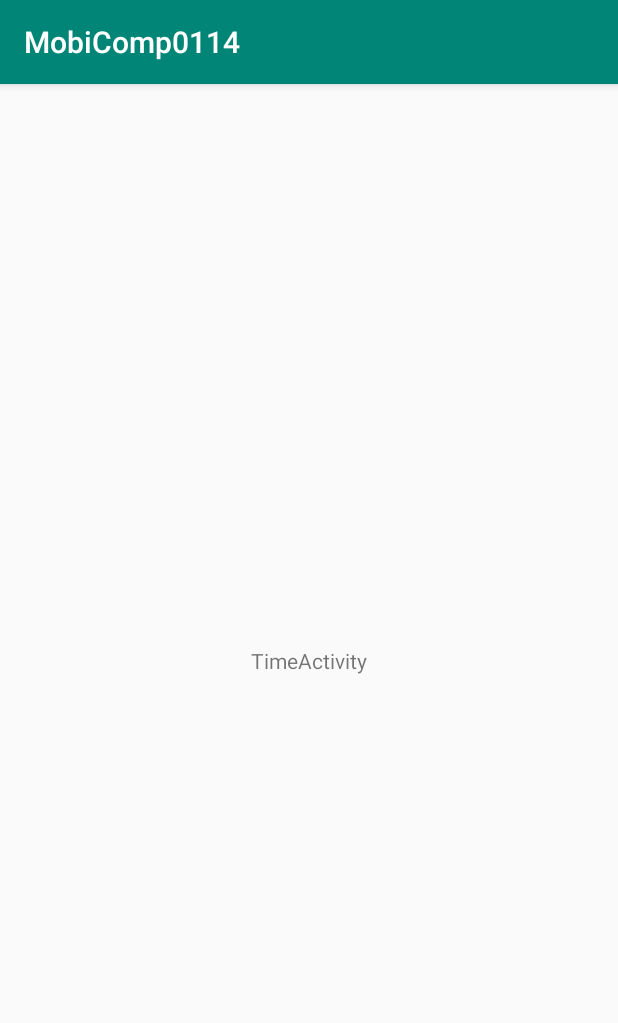
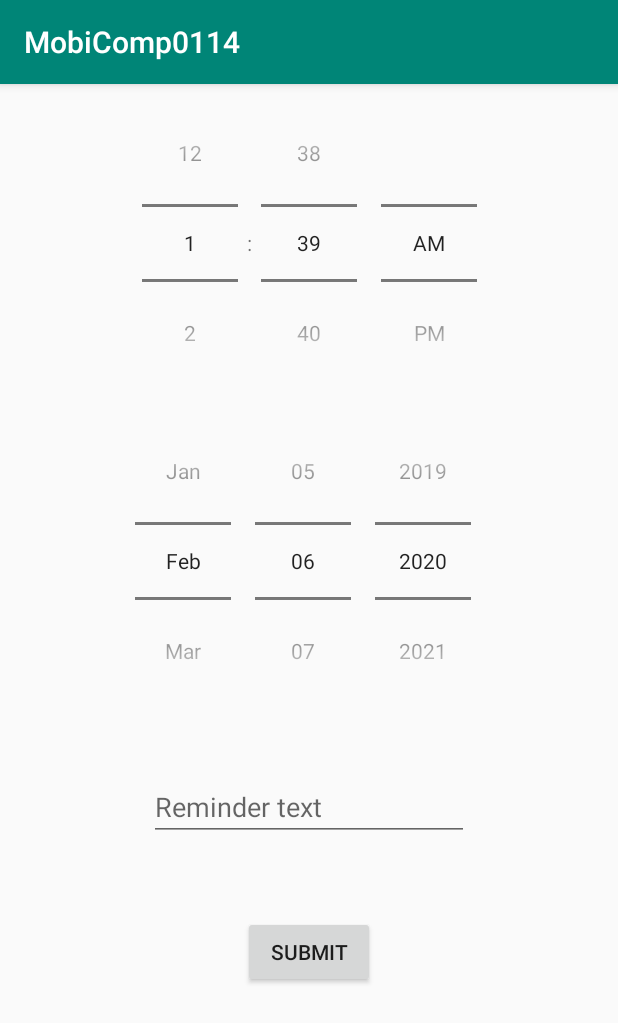
Before and after one commit to youngj719/MobileComputing, an Android app: the screen it shows after launch (TimeActivity), after a tap on an icon or button, on a phone screen of 412 x 824 dp. Shown: the top 1023 px of the screen. Run offline under Robolectric (Android 15) with nearby library versions, the phone set to English and light mode, and no system bars; our stand-ins replace Room's generated code; 1 statement that could not run was skipped; 1 other tap on this screen came first.

Commit message:
Sixth commit(TimeReminder)

```diff
--- a/app/src/main/java/com/example/mobicomp0114/MainActivity.kt
+++ b/app/src/main/java/com/example/mobicomp0114/MainActivity.kt
@@ -4,9 +4,12 @@ import android.content.Intent
 import android.os.Bundle
 import android.view.View
 import androidx.appcompat.app.AppCompatActivity
+import androidx.room.Room
 
 import kotlinx.android.synthetic.main.activity_main.*
+import org.jetbrains.anko.doAsync
 import org.jetbrains.anko.toast
+import org.jetbrains.anko.uiThread
 
 class MainActivity : AppCompatActivity() {
 
@@ -38,8 +41,33 @@ class MainActivity : AppCompatActivity() {
             }
         }
 
-        var data = arrayOf("Oulu","Helsinki","Tampere")
+/*        var data = arrayOf("Oulu","Helsinki","Tampere")
         var reminderAdapter = ReminderAdapter(applicationContext, data)
         list.adapter = reminderAdapter
+*/
+    }
+
+    override fun onResume() {
+        super.onResume()
+        refreshList()
+
+    }
+
+    private fun refreshList() {
+        doAsync {
+            val db = Room.databaseBuilder(applicationContext, AppDatabase::class.java, "reminders").build()
+            val reminders = db.reminderDao().getreminders()
+            db.close()
+
+            uiThread {
+                if (reminders.isNotEmpty()) {
+                    val adapter = ReminderAdapter(applicationContext, reminders)
+                    list.adapter = adapter
+                } else {
+                    toast("No Reminders Yet")
+                }
+            }
+        }
+
     }
 }
--- a/app/src/main/res/layout/activity_time.xml
+++ b/app/src/main/res/layout/activity_time.xml
@@ -6,13 +6,46 @@
         android:layout_height="match_parent"
         tools:context=".TimeActivity">
 
-    <TextView
-            android:id="@+id/timetext"
+
+    <TimePicker
+            android:id="@+id/timePicker"
             android:layout_width="wrap_content"
             android:layout_height="wrap_content"
-            android:text="TimeActivity"
-            app:layout_constraintBottom_toBottomOf="parent"
             app:layout_constraintEnd_toEndOf="parent"
             app:layout_constraintStart_toStartOf="parent"
-            app:layout_constraintTop_toTopOf="parent" />
+            app:layout_constraintTop_toTopOf="parent"
+            android:timePickerMode="spinner" />
+
+    <DatePicker
+            android:id="@+id/datePicker"
+            android:layout_width="wrap_content"
+            android:layout_height="wrap_content"
+            app:layout_constraintEnd_toEndOf="parent"
+            app:layout_constraintStart_toStartOf="parent"
+            app:layout_constraintTop_toBottomOf="@+id/timePicker"
+            android:datePickerMode="spinner"
+            android:calendarViewShown="false" />
+
+    <EditText
+            android:id="@+id/et_message"
+            android:layout_width="wrap_content"
+            android:layout_height="wrap_content"
+            android:layout_marginTop="35dp"
+            android:ems="10"
+            android:inputType="textPersonName"
+            android:hint="Reminder text"
+            app:layout_constraintEnd_toEndOf="parent"
+            app:layout_constraintStart_toStartOf="parent"
+            app:layout_constraintTop_toBottomOf="@+id/datePicker" />
+
+    <Button
+            android:id="@+id/time_create"
+            android:layout_width="wrap_content"
+            android:layout_height="wrap_content"
+            android:layout_marginTop="50dp"
+            android:text="Submit"
+            app:layout_constraintEnd_toEndOf="parent"
+            app:layout_constraintStart_toStartOf="parent"
+            app:layout_constraintTop_toBottomOf="@+id/et_message" />
+
 </androidx.constraintlayout.widget.ConstraintLayout>
--- a/app/src/main/res/layout/list_view_item.xml
+++ b/app/src/main/res/layout/list_view_item.xml
@@ -8,6 +8,7 @@
             android:layout_width="wrap_content"
             android:layout_height="wrap_content"
             android:layout_weight="1"
+            android:textColor="#000000"
             android:text="Reminder Text" />
 
     <TextView
@@ -15,5 +16,6 @@
             android:layout_width="wrap_content"
             android:layout_height="wrap_content"
             android:layout_weight="1"
+            android:textColor="#000000"
             android:text="Trigger Time" />
 </LinearLayout>
```
Also changed, not shown: app/src/main/java/com/example/mobicomp0114/ReminderAdapter.kt (+16 -3 lines), app/src/main/java/com/example/mobicomp0114/ReminderReceiver.kt (added, +15 -0 lines), app/src/main/java/com/example/mobicomp0114/TimeActivity.kt (+61 -0 lines).
